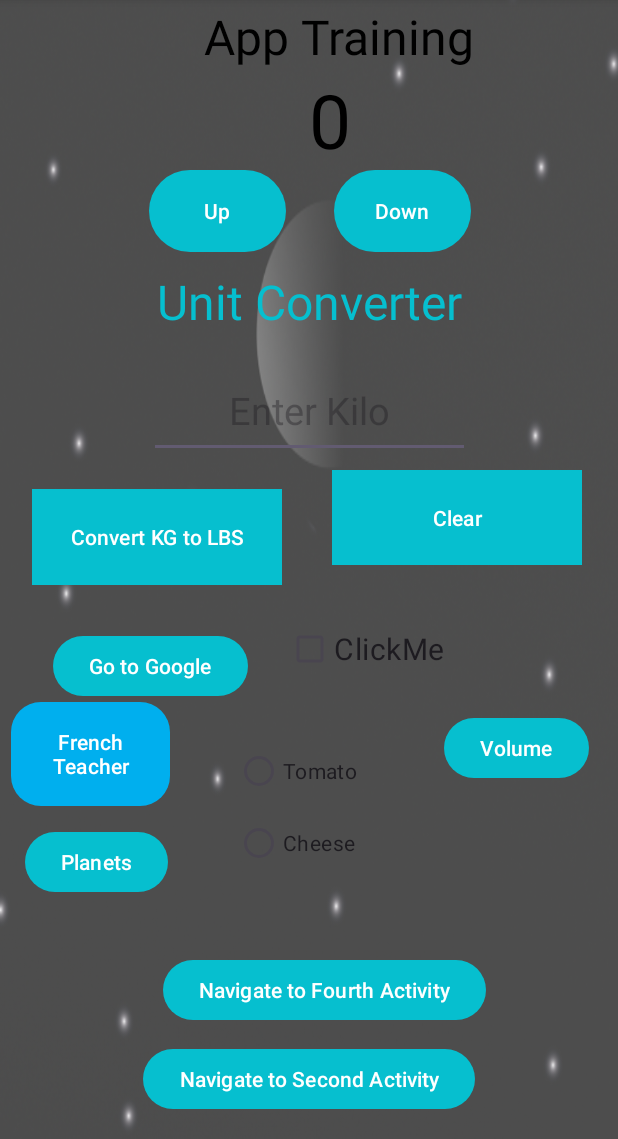
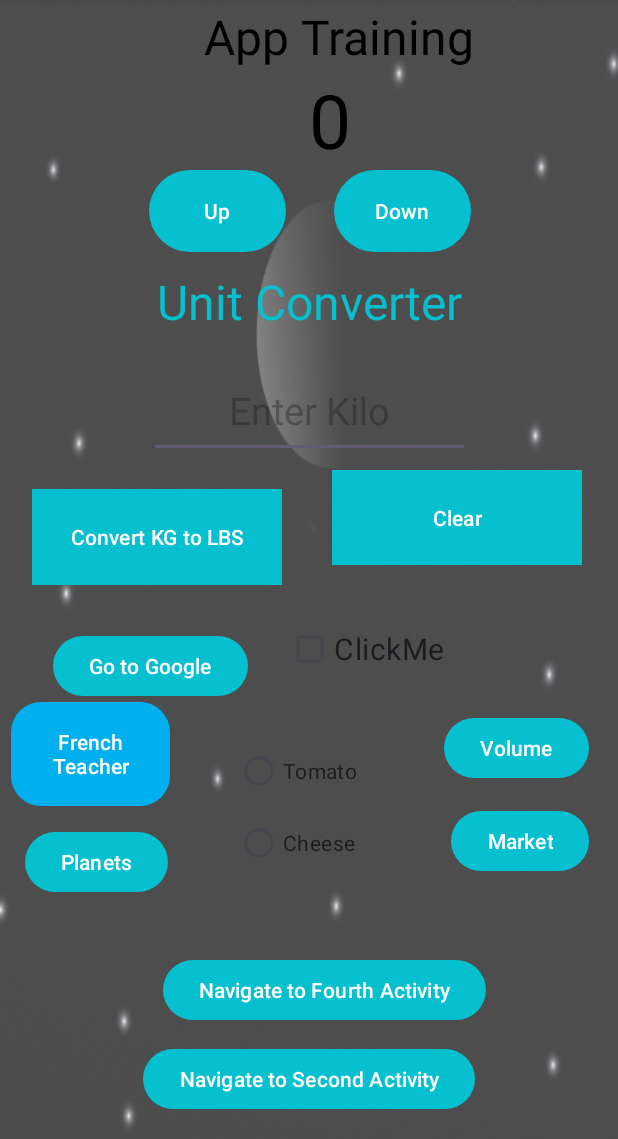
Before and after one commit to calebmortensen/CounterApp, an Android app: the screen it shows after launch (MainActivity), on a phone screen of 412 x 824 dp, the part 97-1236 px from its top. Run offline under Robolectric (Android 15) with nearby library versions, the phone set to English and light mode, and no system bars.

Commit message:
Click Events on Recycler

```diff
--- a/app/src/main/java/com/example/counterapp/MainActivity.java
+++ b/app/src/main/java/com/example/counterapp/MainActivity.java
@@ -23,7 +23,7 @@ public class MainActivity extends AppCompatActivity {
 
     EditText convertertext;
     TextView textView, counter_text, unitconverter_text;
-    Button btn, btn_converter, btn_converter_clear, btn_dec, nvg, openBrowser, nvgFourth, frenchteacher, planets, volume;
+    Button btn, btn_converter, btn_converter_clear, btn_dec, nvg, openBrowser, nvgFourth, frenchteacher, planets, volume, market;
     int counter = 0;
     CheckBox checkBox;
     RadioGroup radioGroup;
@@ -58,6 +58,7 @@ public class MainActivity extends AppCompatActivity {
         frenchteacher = findViewById(R.id.frenchteacher);
         planets = findViewById(R.id.planets);
         volume = findViewById(R.id.volume);
+        market = findViewById(R.id.market);
 
 
 
@@ -135,6 +136,11 @@ public class MainActivity extends AppCompatActivity {
             public void onClick(View v) {volume(); }
         });
 
+        market.setOnClickListener(new View.OnClickListener() {
+            @Override
+            public void onClick(View v) {market(); }
+        });
+
         openBrowser.setOnClickListener(new View.OnClickListener() {
 
             @Override
@@ -189,6 +195,11 @@ public class MainActivity extends AppCompatActivity {
         startActivity(intent);
     }
 
+    public void market() {
+        Intent intent = new Intent(this, Market.class);
+        startActivity(intent);
+    }
+
     public void goToFourthActivity() {
         Intent intent = new Intent(this, FourthActivity.class);
         startActivity(intent);
--- a/app/src/main/res/layout/activity_main.xml
+++ b/app/src/main/res/layout/activity_main.xml
@@ -126,12 +126,13 @@
         android:id="@+id/nvg"
         android:layout_width="wrap_content"
         android:layout_height="wrap_content"
+        android:layout_marginTop="11dp"
         android:layout_marginBottom="16dp"
         android:text="Navigate to Second Activity"
         app:layout_constraintBottom_toBottomOf="parent"
         app:layout_constraintEnd_toEndOf="parent"
         app:layout_constraintStart_toStartOf="parent"
-        app:layout_constraintTop_toBottomOf="@+id/justAbutton" />
+        app:layout_constraintTop_toBottomOf="@+id/nvgFourth" />
 
     <Button
         android:id="@+id/nvgFourth"
@@ -232,16 +233,30 @@
 
     <Button
         android:id="@+id/volume"
-        android:text="Volume"
         android:layout_width="wrap_content"
         android:layout_height="wrap_content"
         android:layout_marginStart="11dp"
         android:layout_marginTop="13dp"
         android:layout_marginEnd="24dp"
         android:layout_marginBottom="113dp"
+        android:text="Volume"
         app:layout_constraintBottom_toTopOf="@+id/nvgFourth"
         app:layout_constraintEnd_toEndOf="parent"
         app:layout_constraintStart_toEndOf="@+id/radioGroup"
         app:layout_constraintTop_toBottomOf="@+id/checkbox" />
 
+    <Button
+        android:id="@+id/market"
+        android:layout_width="wrap_content"
+        android:layout_height="wrap_content"
+        android:layout_marginStart="11dp"
+        android:layout_marginTop="14dp"
+        android:layout_marginEnd="19dp"
+        android:layout_marginBottom="51dp"
+        android:text="Market"
+        app:layout_constraintBottom_toTopOf="@+id/nvgFourth"
+        app:layout_constraintEnd_toEndOf="parent"
+        app:layout_constraintStart_toEndOf="@+id/radioGroup"
+        app:layout_constraintTop_toBottomOf="@+id/volume" />
+
 </androidx.constraintlayout.widget.ConstraintLayout>
```
Also changed, not shown: app/src/main/java/com/example/counterapp/Market.java (+17 -4 lines), app/src/main/java/com/example/counterapp/MarketAdapter.java (+24 -4 lines), app/src/main/java/com/example/counterapp/MarketItemClickListener.java (added, +10 -0 lines), app/src/main/res/layout/market_item_layout.xml (+12 -11 lines).
